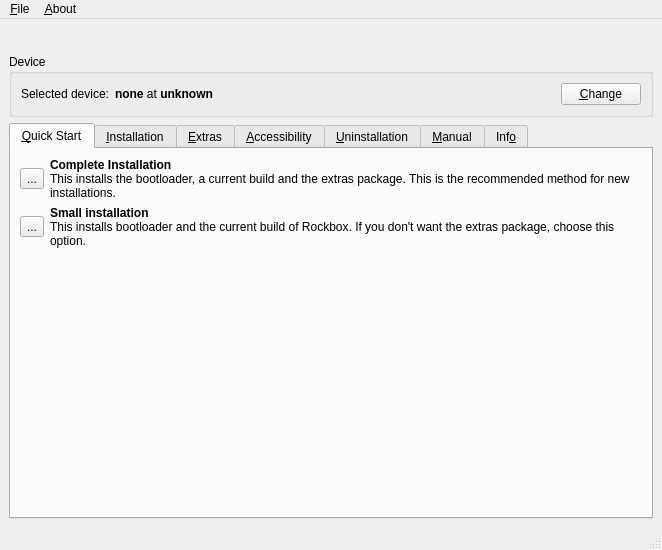
Qt form rbutil/rbutilqt/rbutilqtfrm.ui (Rockbox-Chinese-Community/Rockbox-RCC) before a commit.
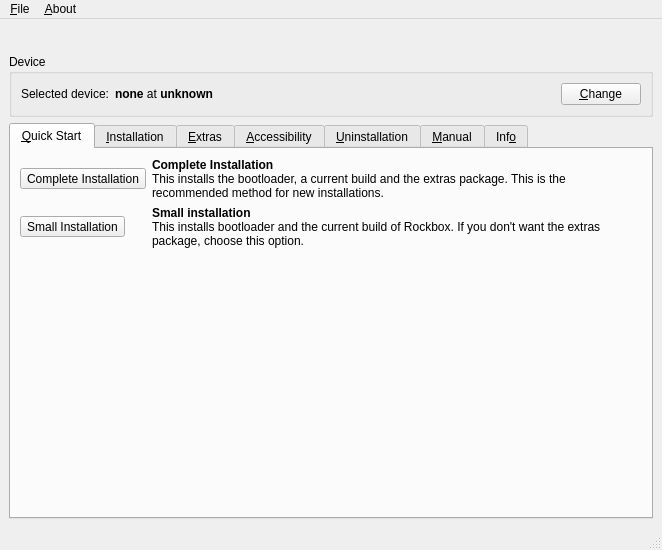
The same form after that commit. Icons and pictures are not drawn.

Commit message: Add names for the buttons in the Quick Start tab.

```diff
--- a/rbutil/rbutilqt/rbutilqtfrm.ui
+++ b/rbutil/rbutilqt/rbutilqtfrm.ui
@@ -143,7 +143,7 @@
         <item row="0" column="0" >
          <widget class="QToolButton" name="buttonComplete" >
           <property name="text" >
-           <string>...</string>
+           <string>Complete Installation</string>
           </property>
           <property name="icon" >
            <iconset resource="rbutilqt.qrc" >:/icons/icons/bootloader_btn.png</iconset>
@@ -173,7 +173,7 @@
         <item row="1" column="0" >
          <widget class="QToolButton" name="buttonSmall" >
           <property name="text" >
-           <string>...</string>
+           <string>Small Installation</string>
           </property>
           <property name="icon" >
            <iconset resource="rbutilqt.qrc" >:/icons/icons/rbinstall_btn.png</iconset>
```
